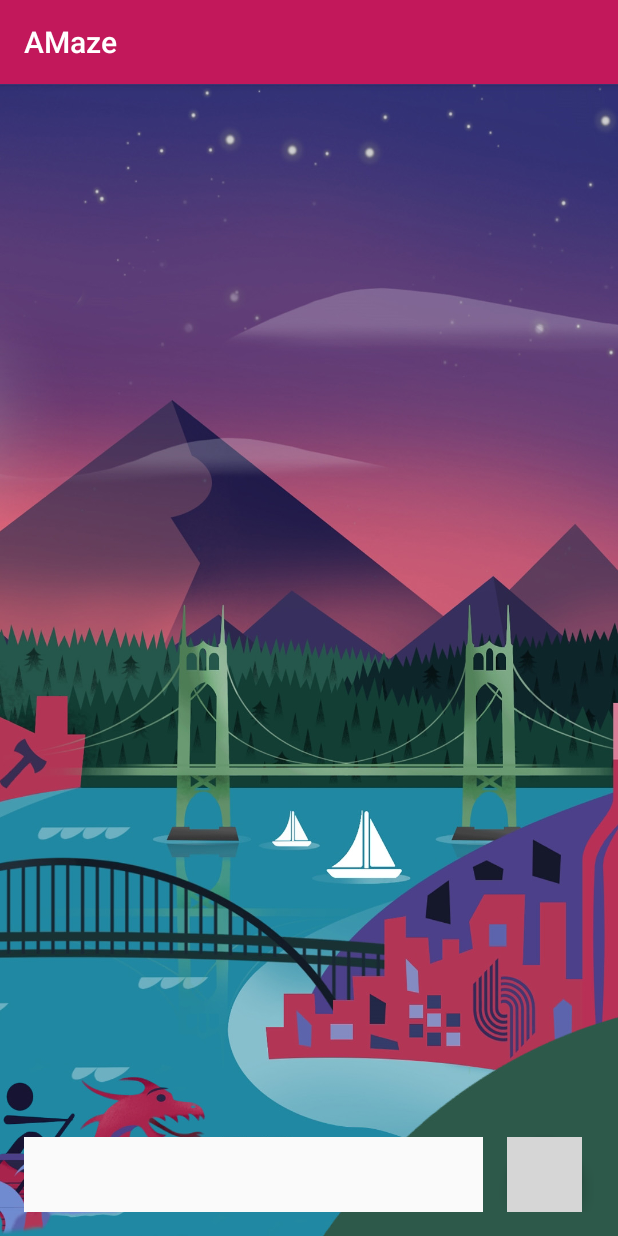
After one commit to vasuperniss/MM_Android_Ex4, an Android app: the MessagingActivity screen opened directly, with no data from a screen before it, on a phone screen of 412 x 824 dp. The commit adds this screen. Run offline under Robolectric (Android 15) with nearby library versions, the phone set to English and light mode, and no system bars; grey boxes are pictures that could not be loaded.

Commit message:
Re-added messaging activity because it caused a few issues. Added background, text box and FAB to messaging screen. Added plus signs for FAB.

```diff
--- a/app/src/main/java/com/amaze_ing/mm/amazeandroid/LogInActivity.java
+++ b/app/src/main/java/com/amaze_ing/mm/amazeandroid/LogInActivity.java
@@ -37,9 +37,8 @@ public class LogInActivity extends AppCompatActivity {
                                                     password.getText().toString());
         if(username.getText().toString().equals("a") &&
                 password.getText().toString().equals("a")){
-
-            //Intent intent = new Intent(LogInActivity.this, MessagesActivity.class);
-            //startActivity(intent);
+            Intent intent = new Intent(LogInActivity.this, MessagingActivity.class);
+            startActivity(intent);
         }
     }
 }
--- /dev/null
+++ b/app/src/main/java/com/amaze_ing/mm/amazeandroid/MessagingActivity.java
@@ -0,0 +1,13 @@
+package com.amaze_ing.mm.amazeandroid;
+
+import android.support.v7.app.AppCompatActivity;
+import android.os.Bundle;
+
+public class MessagingActivity extends AppCompatActivity {
+
+    @Override
+    protected void onCreate(Bundle savedInstanceState) {
+        super.onCreate(savedInstanceState);
+        setContentView(R.layout.activity_messaging);
+    }
+}
--- /dev/null
+++ b/app/src/main/res/layout/activity_messaging.xml
@@ -0,0 +1,36 @@
+<?xml version="1.0" encoding="utf-8"?>
+<RelativeLayout xmlns:android="http://schemas.android.com/apk/res/android"
+    xmlns:tools="http://schemas.android.com/tools"
+    android:layout_width="match_parent"
+    android:layout_height="match_parent"
+    android:paddingBottom="@dimen/activity_vertical_margin"
+    android:paddingLeft="@dimen/activity_horizontal_margin"
+    android:paddingRight="@dimen/activity_horizontal_margin"
+    android:paddingTop="@dimen/activity_vertical_margin"
+    android:background="@drawable/messaging_background"
+    android:theme="@style/NormalTheme"
+    tools:context="com.amaze_ing.mm.amazeandroid.MessagingActivity">
+
+    <android.support.design.widget.FloatingActionButton
+        android:id="@+id/fab_send_message"
+        android:layout_width="50dp"
+        android:layout_height="50dp"
+        android:layout_gravity="bottom"
+        android:clickable="true"
+        android:src="@drawable/ic_add_white_36dp"
+        android:layout_marginLeft="16dp"
+        android:layout_marginRight="8dp"
+        android:layout_alignParentBottom="true"
+        android:layout_alignParentEnd="true" />
+
+    <EditText
+        android:layout_width="wrap_content"
+        android:layout_height="wrap_content"
+        android:id="@+id/message_text"
+        android:background="#FAFAFA"
+        android:layout_alignBottom="@+id/fab_send_message"
+        android:layout_alignParentStart="true"
+        android:layout_toStartOf="@+id/fab_send_message"
+        android:layout_alignTop="@+id/fab_send_message" />
+
+</RelativeLayout>
--- a/app/src/main/res/values/strings.xml
+++ b/app/src/main/res/values/strings.xml
@@ -28,4 +28,5 @@
     <string name="guide_3">third guide message</string>
     <string name="guide_4">forth guide message</string>
     <string name="guide_5">fifth guide message</string>
+    <string name="title_activity_messaging">MessagingActivity</string>
 </resources>
```
Also changed, not shown: app/src/main/AndroidManifest.xml (+8 -4 lines), app/src/main/java/com/amaze_ing/mm/amazeandroid/MessagesActivity.java (deleted, +0 -29 lines), app/src/main/res/layout/activity_messages.xml (deleted, +0 -34 lines), app/src/main/res/layout/content_messages.xml (deleted, +0 -15 lines), app/src/main/res/drawable-hdpi/ic_add_black_18dp.png (added), app/src/main/res/drawable-mdpi/ic_add_black_18dp.png (added), app/src/main/res/drawable-nodpi/messaging_background.jpg (added), app/src/main/res/drawable-xhdpi/ic_add_black_18dp.png (added), app/src/main/res/drawable-xxhdpi/ic_add_black_18dp.png (added), app/src/main/res/drawable-xxxhdpi/ic_add_black_18dp.png (added).
